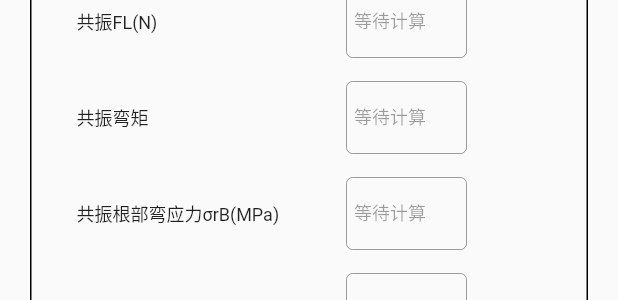
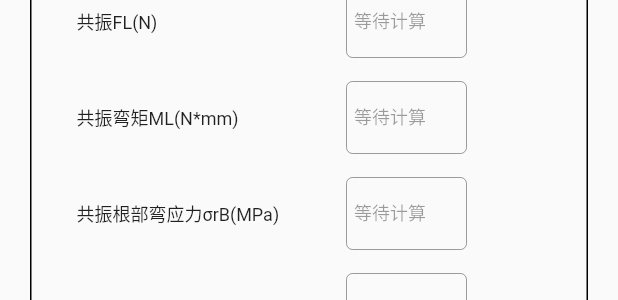
Before and after one commit to troubleskiller/huining_project, a Flutter app: the CalculateBuildWidget widget shown alone on an empty page, opened directly with empty values, scrolled down 1728 dp, on a phone screen of 412 x 824 dp. Shown: the part 781-1081 px from the top of the screen. Run offline on Flutter 3.47's test engine with Material 2 defaults, Android fonts, the phone set to English and light mode, and no system bars; our stand-ins replace file_picker, syncfusion_flutter_datagrid; missing offline and left inert: excel, syncfusion_flutter_core; Roboto replaces fonts that are missing (NotoSerifSC).

Commit message:
update calculate

```diff
--- a/lib/logic/calculate_logic/calculate_logic.dart
+++ b/lib/logic/calculate_logic/calculate_logic.dart
@@ -127,7 +127,7 @@ class CalculateLogic {
       if (fatigue + stressOutside <= stressAllowable) return true;
     } else {
       if (fatigue + stressOutside <= stressAllowable &&
-          resonanceFatigue + stressOutside <= stressAllowable) return true;
+          resonanceFatigue + stressOutside <= stressFatigue) return true;
     }
     return false;
   }
--- a/lib/model/list_node.dart
+++ b/lib/model/list_node.dart
@@ -267,7 +267,7 @@ class CommonDataSource extends DataGridSource {
       return DataGridRow(cells: [
         DataGridCell<String>(
             columnName: 'no',
-            value: commonData.indexOf(dataGridRow).toString()),
+            value: (commonData.indexOf(dataGridRow) + 1).toString()),
         DataGridCell<String>(columnName: 'nom', value: dataGridRow.nom),
         DataGridCell<Widget>(
             columnName: 'delete',
--- a/lib/screen/calculate_build_widget.dart
+++ b/lib/screen/calculate_build_widget.dart
@@ -160,6 +160,26 @@ class CalculateBuildWidgetState extends State<CalculateBuildWidget> {
                     ),
                     Container(
                       width: 300,
+                      child: TroSelect(
+                        value: initCalculate.connection,
+                        dataList: [
+                          SelectOptionVO(value: '法兰', label: '法兰'),
+                          SelectOptionVO(value: '焊接', label: '焊接'),
+                          SelectOptionVO(value: '螺纹', label: '螺纹'),
+                        ],
+                        label: '工艺连接',
+                        width: 280,
+                        labelWidth: 180,
+                        labelStyle: TextStyle(
+                          fontSize: 12,
+                        ),
+                        onChange: (data) {
+                          initCalculate.connection = data;
+                        },
+                      ),
+                    ),
+                    Container(
+                      width: 300,
                       child: TroInput(
                         label: '凸台(mm)',
                         width: 280,
@@ -170,6 +190,48 @@ class CalculateBuildWidgetState extends State<CalculateBuildWidget> {
                         ),
                         onChange: (data) {
                           initCalculate.boss = num.tryParse(data);
+                        },
+                      ),
+                    ),
+                    Container(
+                      width: 300,
+                      child: TroSelect(
+                        value: initCalculate.material,
+                        dataList: [
+                          SelectOptionVO(value: '304', label: '304'),
+                          SelectOptionVO(value: '316', label: '316'),
+                          SelectOptionVO(value: '304L', label: '304L'),
+                          SelectOptionVO(value: '316L', label: '316L'),
+                          SelectOptionVO(value: 'GH3039', label: 'GH3039'),
+                          SelectOptionVO(value: 'GH3030', label: 'GH3030'),
+                          SelectOptionVO(value: '310S', label: '310S'),
+                          SelectOptionVO(value: 'GH2520', label: 'GH2520'),
+                          SelectOptionVO(value: '321SS', label: '321SS'),
+                          SelectOptionVO(value: 'Monel', label: 'Monel'),
+                          SelectOptionVO(value: '钽Ta', label: '钽Ta'),
+                          SelectOptionVO(value: '钛Ti', label: '钛Ti'),
+                          SelectOptionVO(value: '双相不锈钢', label: '双相不锈钢'),
+                          SelectOptionVO(
+                              value: 'Inconel600', label: 'Inconel600'),
+                          SelectOptionVO(value: 'S31803', label: 'S31803'),
+                          SelectOptionVO(
+                              value: '双相不锈钢2205', label: '双相不锈钢2205'),
+                          SelectOptionVO(
+                              value: '超级双相不锈钢S32750', label: '超级双相不锈钢S32750'),
+                          SelectOptionVO(value: '其他材质', label: '其他材质'),
+                        ],
+                        label: '套管材质',
+                        width: 280,
+                        labelWidth: 180,
+                        labelStyle: TextStyle(
+                          fontSize: 12,
+                        ),
+                        onChange: (data) {
+                          setState(() {
+                            initCalculate.densityOfMaterial =
+                                materialMap[data] ?? 0.29;
+                            initCalculate.material = data;
+                          });
                         },
                       ),
                     ),
@@ -206,7 +268,7 @@ class CalculateBuildWidgetState extends State<CalculateBuildWidget> {
                     Container(
                       width: 300,
                       child: TroInput(
-                        label: '材质密度(kg/m3)',
+                        label: '材质密度γ(lb/in3)',
                         width: 280,
                         labelWidth: 180,
                         value: '${initCalculate.densityOfMaterial ?? '请输入'}',
@@ -309,68 +371,6 @@ class CalculateBuildWidgetState extends State<CalculateBuildWidget> {
                       ),
                     ),
                     Container(
-                      width: 300,
-                      child: TroSelect(
-                        value: initCalculate.connection,
-                        dataList: [
-                          SelectOptionVO(value: '法兰', label: '法兰'),
-                          SelectOptionVO(value: '焊接', label: '焊接'),
-                          SelectOptionVO(value: '螺纹', label: '螺纹'),
-                        ],
-                        label: '工艺连接',
-                        width: 280,
-                        labelWidth: 180,
-                        labelStyle: TextStyle(
-                          fontSize: 12,
-                        ),
-                        onChange: (data) {
-                          initCalculate.connection = data;
-                        },
-                      ),
-                    ),
-                    Container(
-                      width: 300,
-                      child: TroSelect(
-                        value: initCalculate.material,
-                        dataList: [
-                          SelectOptionVO(value: '304', label: '304'),
-                          SelectOptionVO(value: '316', label: '316'),
-                          SelectOptionVO(value: '304L', label: '304L'),
-                          SelectOptionVO(value: '316L', label: '316L'),
-                          SelectOptionVO(value: 'GH3039', label: 'GH3039'),
-                          SelectOptionVO(value: 'GH3030', label: 'GH3030'),
-                          SelectOptionVO(value: '310S', label: '310S'),
-                          SelectOptionVO(value: 'GH2520', label: 'GH2520'),
-                          SelectOptionVO(value: '321SS', label: '321SS'),
-                          SelectOptionVO(value: 'Monel', label: 'Monel'),
-                          SelectOptionVO(value: '钽Ta', label: '钽Ta'),
-                          SelectOptionVO(value: '钛Ti', label: '钛Ti'),
-                          SelectOptionVO(value: '双相不锈钢', label: '双相不锈钢'),
-                          SelectOptionVO(
-                              value: 'Inconel600', label: 'Inconel600'),
-                          SelectOptionVO(value: 'S31803', label: 'S31803'),
-                          SelectOptionVO(
-                              value: '双相不锈钢2205', label: '双相不锈钢2205'),
-                          SelectOptionVO(
-                              value: '超级双相不锈钢S32750', label: '超级双相不锈钢S32750'),
-                          SelectOptionVO(value: '其他材质', label: '其他材质'),
-                        ],
-                        label: '套管材质',
-                        width: 280,
-                        labelWidth: 180,
-                        labelStyle: TextStyle(
-                          fontSize: 12,
-                        ),
-                        onChange: (data) {
-                          setState(() {
-                            initCalculate.densityOfMaterial =
-                                materialMap[data] ?? 0.29;
-                            initCalculate.material = data;
-                          });
-                        },
-                      ),
-                    ),
-                    Container(
                       width: 295,
                       child: Row(
                         mainAxisAlignment: MainAxisAlignment.spaceAround,
@@ -408,7 +408,7 @@ class CalculateBuildWidgetState extends State<CalculateBuildWidget> {
                                 initCalculate.pipeSize = num.tryParse(data);
                               } else {
                                 initCalculate.pipeSize =
-                                    num.tryParse(data) ?? 0 / 25.4;
+                                    (num.tryParse(data) ?? 0) / 25.4;
                               }
                             },
                           ),
@@ -451,7 +451,7 @@ class CalculateBuildWidgetState extends State<CalculateBuildWidget> {
                                 initCalculate.pressure = num.tryParse(data);
                               } else {
                                 initCalculate.pressure =
-                                    num.tryParse(data) ?? 0 / 1800;
+                                    (num.tryParse(data) ?? 0) / 1000;
                               }
                             },
                           ),
@@ -579,7 +579,7 @@ class CalculateBuildWidgetState extends State<CalculateBuildWidget> {
                       width: 300,
                       child: TroInput(
                         enable: false,
-                        label: '频率比',
+                        label: '频率比(r=fw/fn)',
                         width: 280,
                         labelWidth: 180,
                         value: '${calculateResult.freRatio ?? '等待计算'}',
@@ -714,7 +714,7 @@ class CalculateBuildWidgetState extends State<CalculateBuildWidget> {
                       width: 300,
                       child: TroInput(
                         enable: false,
-                        label: '共振弯矩',
+                        label: '共振弯矩ML(N*mm)',
                         width: 280,
                         labelWidth: 180,
                         value: '${calculateResult.resonanceML ?? '等待计算'}',
```
Also changed, not shown: lib/screen/main_screen/main_page.dart (+14 -11 lines).
